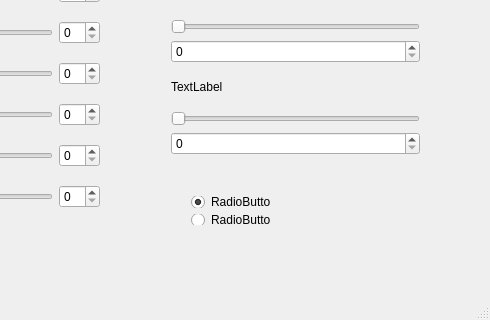
Qt form widget.ui (alepelayo/pic10c_hw2.2) before a commit; both pictures show x 190 to 680 and y 182 to 502 of the 680 by 502 pixel window.
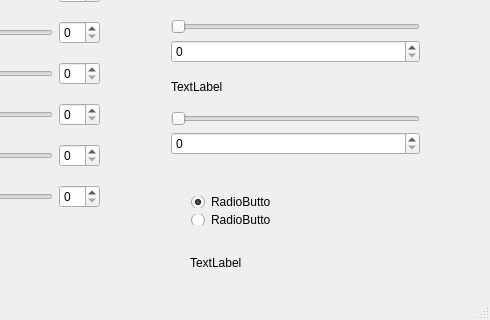
The same form after that commit.

Commit message: realizing schema should outer and class should be inner loop

```diff
--- a/widget.ui
+++ b/widget.ui
@@ -138,6 +138,19 @@
      </item>
     </layout>
    </widget>
+   <widget class="QLabel" name="label_13">
+    <property name="geometry">
+     <rect>
+      <x>380</x>
+      <y>420</y>
+      <width>101</width>
+      <height>16</height>
+     </rect>
+    </property>
+    <property name="text">
+     <string>TextLabel</string>
+    </property>
+   </widget>
    <widget class="QWidget" name="">
     <property name="geometry">
      <rect>
```
The commit also changes 2 other files.
